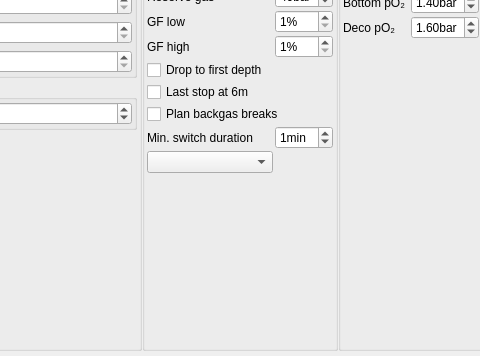
This is qt-ui/plannerSettings.ui in subsurface/subsurface as Qt 5 draws it before an edit; both pictures show x 438 to 918 and y 86 to 442 of the 1102 by 442 pixel window. The edited form follows.
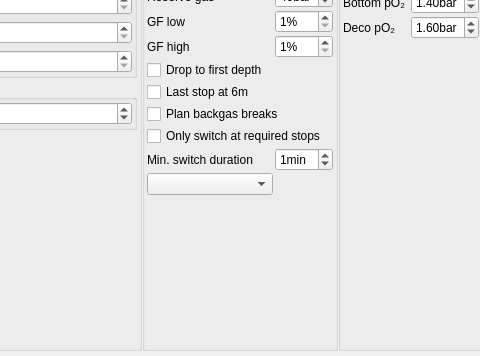
This is the edited form.

Commit message:
Add only switch at required stop option
Add the option to only switch at required stop to the planner UI.  This is not actually used yet.

The edit to the form file:
```diff
--- a/qt-ui/plannerSettings.ui
+++ b/qt-ui/plannerSettings.ui
@@ -308,7 +308,7 @@
             </property>
            </widget>
           </item>
-          <item row="11" column="1">
+          <item row="12" column="1">
            <widget class="QComboBox" name="rebreathermode">
             <property name="currentText">
              <string/>
@@ -338,7 +338,7 @@
             </property>
            </widget>
           </item>
-          <item row="12" column="1">
+          <item row="13" column="1">
            <spacer name="verticalSpacer_2">
             <property name="orientation">
              <enum>Qt::Vertical</enum>
@@ -401,14 +401,24 @@
             </property>
            </widget>
           </item>
-          <item row="10" column="1">
+          <item row="10" column="1" colspan="2">
+           <widget class="QCheckBox" name="switch_at_req_stop">
+            <property name="toolTip">
+             <string>Postpone gas change if a stop is not required</string>
+            </property>
+            <property name="text">
+             <string>Only switch at required stops</string>
+            </property>
+           </widget>
+          </item>
+          <item row="11" column="1">
            <widget class="QLabel" name="label_4">
             <property name="text">
              <string>Min. switch duration</string>
             </property>
            </widget>
           </item>
-          <item row="10" column="2">
+          <item row="11" column="2">
            <widget class="QSpinBox" name="min_switch_duration">
             <property name="suffix">
              <string>min</string>
```
The commit also changes 5 other files.
